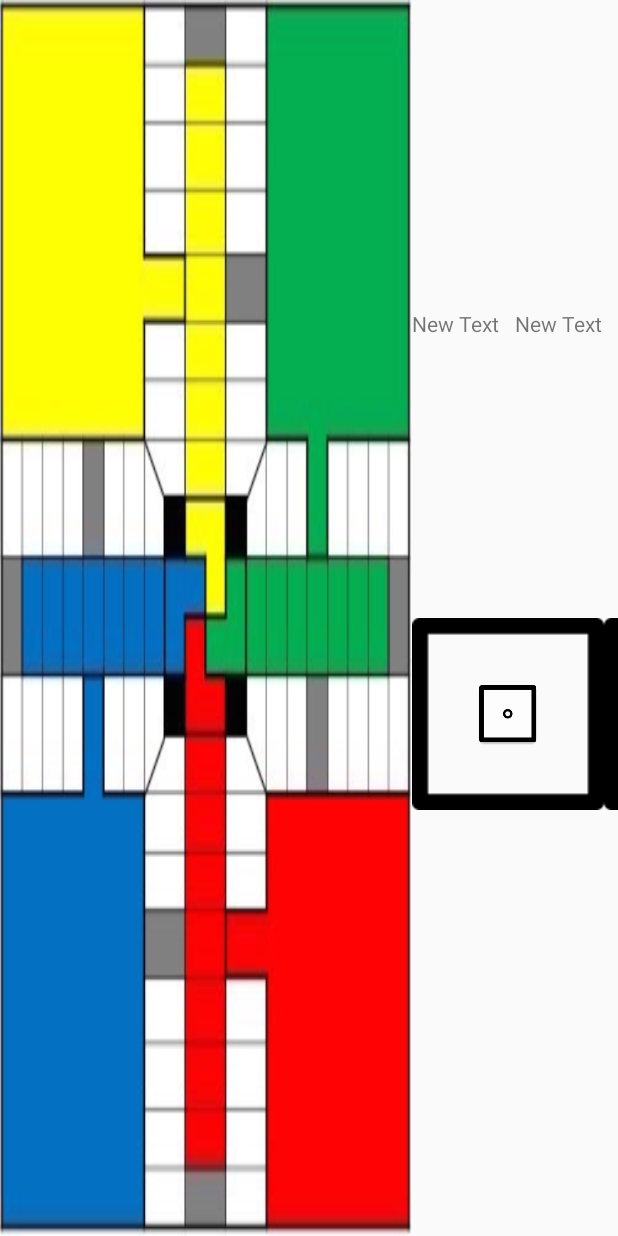
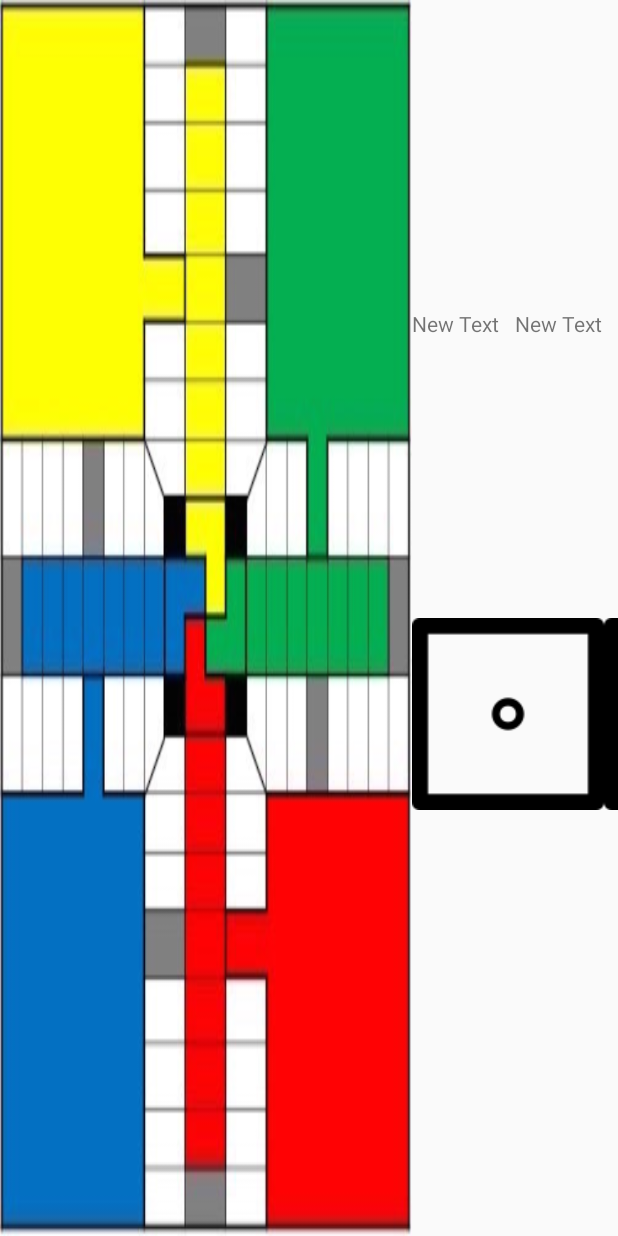
Before and after one commit to massad18/ParcheesiGame, an Android app: the layout activity_main.xml on its own in the app's theme, with its tools: preview values and no code run, on a phone screen of 412 x 824 dp. Run offline under Robolectric (Android 15) with nearby library versions, the phone set to English and light mode, and no system bars.

Commit message:
fixed dice images

```diff
--- a/app/src/main/java/com/example/keokimassad/testparcheesi/ParHumanPlayer.java
+++ b/app/src/main/java/com/example/keokimassad/testparcheesi/ParHumanPlayer.java
@@ -4,6 +4,7 @@ import android.graphics.Color;
 import android.view.View;
 import android.widget.ImageButton;
 
+import java.util.ArrayList;
 import java.util.Hashtable;
 
 import game.GameHumanPlayer;
@@ -40,6 +41,7 @@ public class ParHumanPlayer extends GameHumanPlayer implements View.OnClickListe
     @Override
     public void receiveInfo(GameInfo info)
     {
+        //Checks to make sure the game info being sent in is an instance of the state class
         if(info instanceof ParState)
         {
             //Changes the image of die 1 based on the current die 1 value
--- a/app/src/main/res/layout/activity_main.xml
+++ b/app/src/main/res/layout/activity_main.xml
@@ -71,7 +71,6 @@
                 <ImageButton
                     android:layout_width="wrap_content"
                     android:layout_height="wrap_content"
-                    android:src="@mipmap/die_val_1"
                     android:id="@+id/die1"
                     android:background="@drawable/die1" />
 
@@ -83,7 +82,6 @@
                 <ImageButton
                     android:layout_width="wrap_content"
                     android:layout_height="wrap_content"
-                    android:src="@mipmap/die_val_2"
                     android:id="@+id/die2"
                     android:background="@drawable/die2" />
 
```
